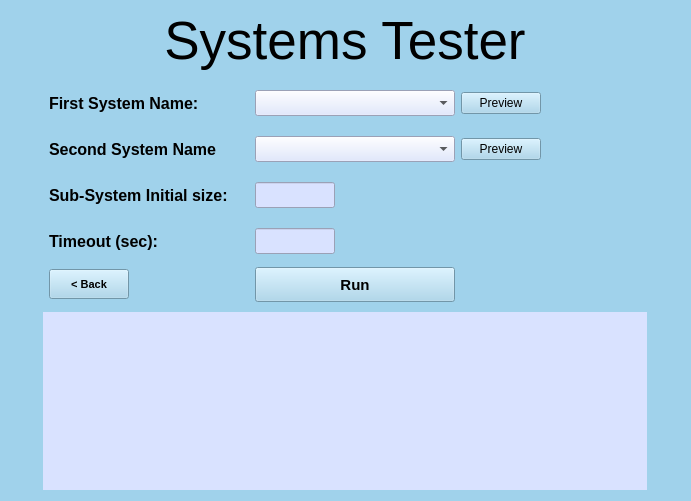
This is GUI/TesterUI.ui in eden2888/BMC_Simulation as Qt 5 draws it before an edit. The edited form follows.
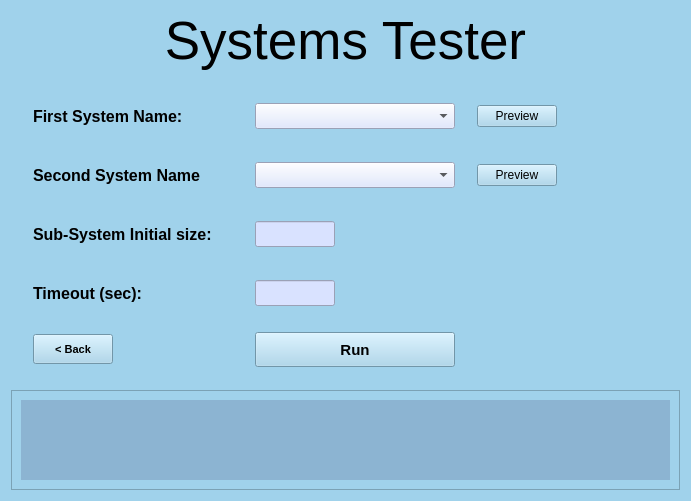
This is the edited form.

```diff
--- a/GUI/TesterUI.ui
+++ b/GUI/TesterUI.ui
@@ -36,7 +36,7 @@
   </property>
   <layout class="QGridLayout" name="gridLayout_2">
    <item row="3" column="0">
-    <layout class="QGridLayout" name="gridLayout" rowstretch="0,0,0,0,0,0,0,0,0,0,0,0" columnstretch="0,0,0">
+    <layout class="QGridLayout" name="gridLayout" rowstretch="0,0,0,0,0,0,0,0,0,0,0,0,0" columnstretch="0,0,0">
      <property name="sizeConstraint">
       <enum>QLayout::SetDefaultConstraint</enum>
      </property>
@@ -52,47 +52,32 @@
      <property name="bottomMargin">
       <number>4</number>
      </property>
-     <item row="2" column="1">
-      <widget class="QComboBox" name="Sys1ComboBox">
-       <property name="font">
-        <font>
-         <pointsize>11</pointsize>
-         <bold>true</bold>
-        </font>
-       </property>
-       <property name="styleSheet">
-        <string notr="true">background-color: rgb(217, 226, 255)</string>
-       </property>
-      </widget>
-     </item>
-     <item row="2" column="0">
-      <widget class="QLabel" name="LblSysDensity">
-       <property name="sizePolicy">
-        <sizepolicy hsizetype="Preferred" vsizetype="Fixed">
-         <horstretch>0</horstretch>
-         <verstretch>0</verstretch>
-        </sizepolicy>
-       </property>
-       <property name="minimumSize">
+     <item row="3" column="2">
+      <widget class="QPushButton" name="BtnPrev2">
+       <property name="maximumSize">
         <size>
-         <width>200</width>
-         <height>40</height>
+         <width>80</width>
+         <height>16777215</height>
         </size>
        </property>
-       <property name="font">
-        <font>
-         <pointsize>12</pointsize>
-         <bold>true</bold>
-        </font>
-       </property>
        <property name="text">
-        <string>First System Name:</string>
+        <string>Preview</string>
        </property>
-       <property name="alignment">
-        <set>Qt::AlignLeading|Qt::AlignLeft|Qt::AlignVCenter</set>
+      </widget>
+     </item>
+     <item row="6" column="1">
+      <layout class="QHBoxLayout" name="HBoxInitials"/>
+     </item>
+     <item row="3" column="1">
+      <widget class="QComboBox" name="Sys2ComboBox">
+       <property name="font">
+        <font>
+         <pointsize>11</pointsize>
+         <bold>true</bold>
+        </font>
        </property>
-       <property name="margin">
-        <number>2</number>
+       <property name="styleSheet">
+        <string notr="true">background-color: rgb(217, 226, 255)</string>
        </property>
       </widget>
      </item>
@@ -130,19 +115,6 @@
        </property>
       </widget>
      </item>
-     <item row="2" column="2">
-      <widget class="QPushButton" name="BtnPrev1">
-       <property name="maximumSize">
-        <size>
-         <width>80</width>
-         <height>16777215</height>
-        </size>
-       </property>
-       <property name="text">
-        <string>Preview</string>
-       </property>
-      </widget>
-     </item>
      <item row="10" column="1">
       <layout class="QHBoxLayout" name="HBoxGenerate">
        <item>
@@ -172,6 +144,56 @@
        </item>
       </layout>
      </item>
+     <item row="2" column="2">
+      <widget class="QPushButton" name="BtnPrev1">
+       <property name="maximumSize">
+        <size>
+         <width>80</width>
+         <height>16777215</height>
+        </size>
+       </property>
+       <property name="text">
+        <string>Preview</string>
+       </property>
+      </widget>
+     </item>
+     <item row="4" column="1">
+      <layout class="QHBoxLayout" name="HBoxDensity"/>
+     </item>
+     <item row="11" column="2">
+      <layout class="QHBoxLayout" name="HBoxSaveButtons"/>
+     </item>
+     <item row="3" column="0">
+      <widget class="QLabel" name="LblSyName">
+       <property name="sizePolicy">
+        <sizepolicy hsizetype="Preferred" vsizetype="Fixed">
+         <horstretch>0</horstretch>
+         <verstretch>0</verstretch>
+        </sizepolicy>
+       </property>
+       <property name="minimumSize">
+        <size>
+         <width>0</width>
+         <height>40</height>
+        </size>
+       </property>
+       <property name="font">
+        <font>
+         <pointsize>12</pointsize>
+         <bold>true</bold>
+        </font>
+       </property>
+       <property name="text">
+        <string>Second System Name</string>
+       </property>
+       <property name="alignment">
+        <set>Qt::AlignLeading|Qt::AlignLeft|Qt::AlignVCenter</set>
+       </property>
+       <property name="margin">
+        <number>2</number>
+       </property>
+      </widget>
+     </item>
      <item row="8" column="1">
       <widget class="QLineEdit" name="LineTimeout">
        <property name="sizePolicy">
@@ -215,6 +237,65 @@
        </property>
       </widget>
      </item>
+     <item row="2" column="0">
+      <widget class="QLabel" name="LblSysDensity">
+       <property name="sizePolicy">
+        <sizepolicy hsizetype="Preferred" vsizetype="Fixed">
+         <horstretch>0</horstretch>
+         <verstretch>0</verstretch>
+        </sizepolicy>
+       </property>
+       <property name="minimumSize">
+        <size>
+         <width>200</width>
+         <height>40</height>
+        </size>
+       </property>
+       <property name="font">
+        <font>
+         <pointsize>12</pointsize>
+         <bold>true</bold>
+        </font>
+       </property>
+       <property name="text">
+        <string>First System Name:</string>
+       </property>
+       <property name="alignment">
+        <set>Qt::AlignLeading|Qt::AlignLeft|Qt::AlignVCenter</set>
+       </property>
+       <property name="margin">
+        <number>2</number>
+       </property>
+      </widget>
+     </item>
+     <item row="9" column="1">
+      <layout class="QHBoxLayout" name="HBoxProb"/>
+     </item>
+     <item row="10" column="0">
+      <widget class="QPushButton" name="BtnBack">
+       <property name="sizePolicy">
+        <sizepolicy hsizetype="Fixed" vsizetype="Fixed">
+         <horstretch>0</horstretch>
+         <verstretch>0</verstretch>
+        </sizepolicy>
+       </property>
+       <property name="minimumSize">
+        <size>
+         <width>60</width>
+         <height>30</height>
+        </size>
+       </property>
+       <property name="font">
+        <font>
+         <pointsize>8</pointsize>
+         <bold>true</bold>
+        </font>
+       </property>
+       <property name="text">
+        <string>&lt; Back</string>
+       </property>
+      </widget>
+     </item>
      <item row="8" column="0">
       <widget class="QLabel" name="LblSysAttributes">
        <property name="sizePolicy">
@@ -246,16 +327,46 @@
        </property>
       </widget>
      </item>
-     <item row="3" column="2">
-      <widget class="QPushButton" name="BtnPrev2">
+     <item row="5" column="1">
+      <widget class="QLineEdit" name="LineSubSysSize">
+       <property name="sizePolicy">
+        <sizepolicy hsizetype="Fixed" vsizetype="Fixed">
+         <horstretch>0</horstretch>
+         <verstretch>0</verstretch>
+        </sizepolicy>
+       </property>
+       <property name="minimumSize">
+        <size>
+         <width>20</width>
+         <height>25</height>
+        </size>
+       </property>
        <property name="maximumSize">
         <size>
          <width>80</width>
          <height>16777215</height>
         </size>
        </property>
-       <property name="text">
-        <string>Preview</string>
+       <property name="font">
+        <font>
+         <pointsize>11</pointsize>
+         <bold>true</bold>
+        </font>
+       </property>
+       <property name="autoFillBackground">
+        <bool>false</bool>
+       </property>
+       <property name="styleSheet">
+        <string notr="true">background-color: rgb(217, 226, 255)</string>
+       </property>
+       <property name="inputMask">
+        <string/>
+       </property>
+       <property name="maxLength">
+        <number>3</number>
+       </property>
+       <property name="alignment">
+        <set>Qt::AlignLeading|Qt::AlignLeft|Qt::AlignVCenter</set>
        </property>
       </widget>
      </item>
@@ -275,124 +386,16 @@
        </property>
       </spacer>
      </item>
-     <item row="4" column="1">
-      <layout class="QHBoxLayout" name="HBoxDensity"/>
-     </item>
-     <item row="6" column="1">
-      <layout class="QHBoxLayout" name="HBoxInitials"/>
-     </item>
-     <item row="10" column="0">
-      <widget class="QPushButton" name="BtnBack">
-       <property name="sizePolicy">
-        <sizepolicy hsizetype="Fixed" vsizetype="Fixed">
-         <horstretch>0</horstretch>
-         <verstretch>0</verstretch>
-        </sizepolicy>
-       </property>
-       <property name="minimumSize">
-        <size>
-         <width>60</width>
-         <height>30</height>
-        </size>
-       </property>
+     <item row="2" column="1">
+      <widget class="QComboBox" name="Sys1ComboBox">
        <property name="font">
         <font>
-         <pointsize>8</pointsize>
-         <bold>true</bold>
-        </font>
-       </property>
-       <property name="text">
-        <string>&lt; Back</string>
-       </property>
-      </widget>
-     </item>
-     <item row="5" column="1">
-      <widget class="QLineEdit" name="LineSubSysSize">
-       <property name="sizePolicy">
-        <sizepolicy hsizetype="Fixed" vsizetype="Fixed">
-         <horstretch>0</horstretch>
-         <verstretch>0</verstretch>
-        </sizepolicy>
-       </property>
-       <property name="minimumSize">
-        <size>
-         <width>20</width>
-         <height>25</height>
-        </size>
-       </property>
-       <property name="maximumSize">
-        <size>
-         <width>80</width>
-         <height>16777215</height>
-        </size>
-       </property>
-       <property name="font">
-        <font>
          <pointsize>11</pointsize>
          <bold>true</bold>
         </font>
        </property>
-       <property name="autoFillBackground">
-        <bool>false</bool>
-       </property>
        <property name="styleSheet">
         <string notr="true">background-color: rgb(217, 226, 255)</string>
-       </property>
-       <property name="inputMask">
-        <string/>
-       </property>
-       <property name="maxLength">
-        <number>3</number>
-       </property>
-       <property name="alignment">
-        <set>Qt::AlignLeading|Qt::AlignLeft|Qt::AlignVCenter</set>
-       </property>
-      </widget>
-     </item>
-     <item row="3" column="1">
-      <widget class="QComboBox" name="Sys2ComboBox">
-       <property name="font">
-        <font>
-         <pointsize>11</pointsize>
-         <bold>true</bold>
-        </font>
-       </property>
-       <property name="styleSheet">
-        <string notr="true">background-color: rgb(217, 226, 255)</string>
-       </property>
-      </widget>
-     </item>
-     <item row="9" column="1">
-      <layout class="QHBoxLayout" name="HBoxProb"/>
-     </item>
-     <item row="3" column="0">
-      <widget class="QLabel" name="LblSyName">
-       <property name="sizePolicy">
-        <sizepolicy hsizetype="Preferred" vsizetype="Fixed">
-         <horstretch>0</horstretch>
-         <verstretch>0</verstretch>
-        </sizepolicy>
-       </property>
-       <property name="minimumSize">
-        <size>
-         <width>0</width>
-         <height>40</height>
-        </size>
-       </property>
-       <property name="font">
-        <font>
-         <pointsize>12</pointsize>
-         <bold>true</bold>
-        </font>
-       </property>
-       <property name="text">
-        <string>Second System Name</string>
-       </property>
-       <property name="alignment">
-        <set>Qt::AlignLeading|Qt::AlignLeft|Qt::AlignVCenter</set>
-       </property>
-       <property name="margin">
-        <number>2</number>
        </property>
       </widget>
      </item>
@@ -426,21 +429,80 @@
      </item>
     </layout>
    </item>
-   <item row="4" column="0">
-    <widget class="QLabel" name="LabelResults">
-     <property name="font">
-      <font>
-       <pointsize>11</pointsize>
-       <bold>true</bold>
-      </font>
-     </property>
-     <property name="styleSheet">
-      <string notr="true">background-color: rgb(217, 226, 255)</string>
-     </property>
-     <property name="text">
-      <string/>
-     </property>
-    </widget>
+   <item row="5" column="0">
+    <layout class="QVBoxLayout" name="verticalLayout">
+     <item>
+      <widget class="QScrollArea" name="scrollArea">
+       <property name="sizePolicy">
+        <sizepolicy hsizetype="Expanding" vsizetype="Fixed">
+         <horstretch>0</horstretch>
+         <verstretch>0</verstretch>
+        </sizepolicy>
+       </property>
+       <property name="minimumSize">
+        <size>
+         <width>0</width>
+         <height>50</height>
+        </size>
+       </property>
+       <property name="maximumSize">
+        <size>
+         <width>16777215</width>
+         <height>100</height>
+        </size>
+       </property>
+       <property name="widgetResizable">
+        <bool>true</bool>
+       </property>
+       <widget class="QWidget" name="scrollAreaWidgetContents">
+        <property name="geometry">
+         <rect>
+          <x>0</x>
+          <y>0</y>
+          <width>652</width>
+          <height>118</height>
+         </rect>
+        </property>
+        <layout class="QHBoxLayout" name="horizontalLayout">
+         <item>
+          <widget class="QLabel" name="LabelResults">
+           <property name="sizePolicy">
+            <sizepolicy hsizetype="Expanding" vsizetype="Expanding">
+             <horstretch>0</horstretch>
+             <verstretch>0</verstretch>
+            </sizepolicy>
+           </property>
+           <property name="minimumSize">
+            <size>
+             <width>0</width>
+             <height>0</height>
+            </size>
+           </property>
+           <property name="maximumSize">
+            <size>
+             <width>16777215</width>
+             <height>16777215</height>
+            </size>
+           </property>
+           <property name="font">
+            <font>
+             <pointsize>11</pointsize>
+             <bold>true</bold>
+            </font>
+           </property>
+           <property name="styleSheet">
+            <string notr="true">background-color: rgb(140, 180, 210);</string>
+           </property>
+           <property name="text">
+            <string/>
+           </property>
+          </widget>
+         </item>
+        </layout>
+       </widget>
+      </widget>
+     </item>
+    </layout>
    </item>
   </layout>
  </widget>
```
Left out of the diff: 3 changed lines with no effect on the pictures.
